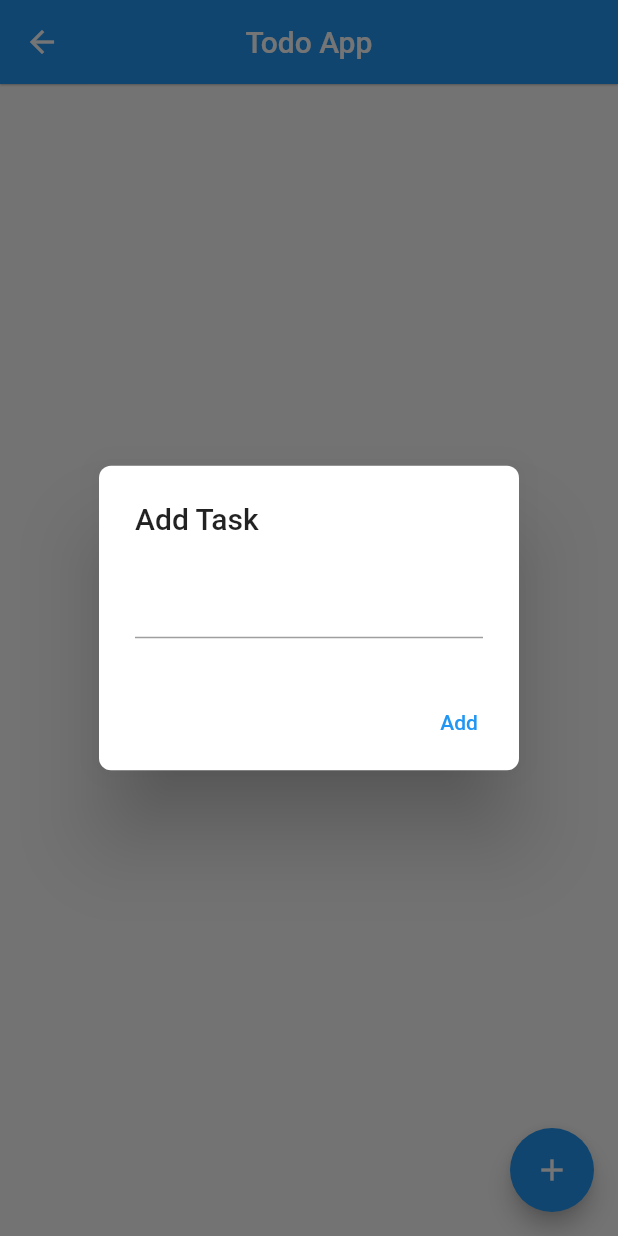
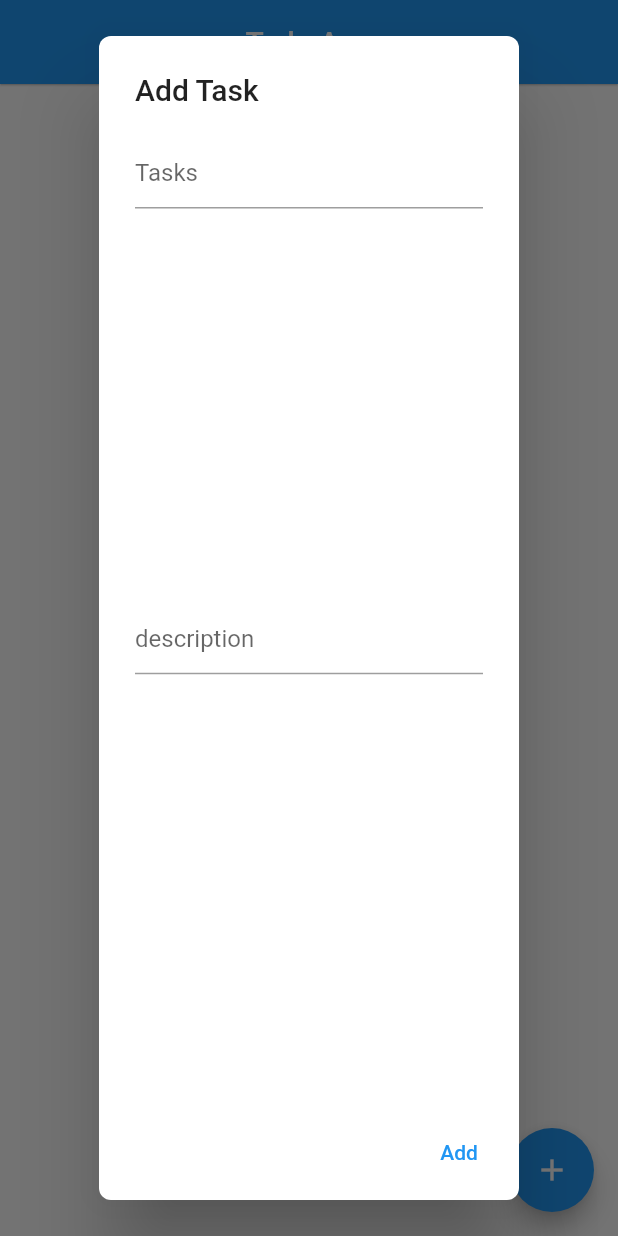
Before and after one commit to ABKZR/flutter_todo_firebase_crud, a Flutter app: the Todo screen opened directly, after a tap on the "add" icon, on a phone screen of 412 x 824 dp. Run offline on Flutter 3.47's test engine with Material 2 defaults, Android fonts, the phone set to English and light mode, and no system bars; our stand-ins replace cloud_firestore, firebase_core, hive, hive_flutter; accounts and stored records are empty.

Commit message:
todo_firebase

```diff
--- a/lib/main_screen/screens.dart
+++ /dev/null
@@ -1 +0,0 @@
-export '../todo/todo.dart';
--- a/lib/todo/todo.dart
+++ b/lib/todo/todo.dart
@@ -1,9 +1,7 @@
+import 'package:cloud_firestore/cloud_firestore.dart';
 import 'package:flutter/material.dart';
 import 'package:flutter_apps/todo/widgets/custom_card.dart';
 import 'package:flutter_apps/todo/widgets/floating_button.dart';
-import 'package:hive/hive.dart';
-import 'package:hive_flutter/hive_flutter.dart';
-import 'package:path_provider/path_provider.dart';
 
 class Todo extends StatefulWidget {
   @override
@@ -11,38 +9,32 @@ class Todo extends StatefulWidget {
 }
 
 class _TodoState extends State<Todo> {
-  List<String> task = [];
-  String _name = "";
+  var _firestore = FirebaseFirestore.instance.collection('tasks').snapshots();
   @override
   Widget build(BuildContext context) {
     return Scaffold(
-      floatingActionButton: FloatingButton(
-        func: function,
-        addTask: () {
-          setState(() {
-            task.add(_name);
-          });
-        },
-      ),
+      floatingActionButton: FloatingButton(),
       appBar: AppBar(
         centerTitle: true,
         elevation: 0.5,
         title: Text('Todo App'),
       ),
-      body: ListView.builder(
-        itemCount: task.length,
-        itemBuilder: (context, index) {
-          return  CustomCard(
-                cardState: () {
-                  setState(() {
-                    task.removeAt(index);
-                  });
-                },
-                index: index,
-                task: task);
+      body: StreamBuilder<QuerySnapshot>(
+        stream: _firestore,
+        builder: (context, snapshot) {
+          if (!snapshot.hasData) {
+            return Center(
+              child: CircularProgressIndicator(),
+            );
+          }
+          return ListView.builder(
+            itemCount: snapshot.data!.docs.length,
+            itemBuilder: (context, index) {
+              return CustomCard(index: index, snapshot: snapshot);
+            },
+          );
         },
       ),
     );
   }
-  function(value) => setState(() => _name = value);
 }
--- a/lib/todo/widgets/floating_button.dart
+++ b/lib/todo/widgets/floating_button.dart
@@ -1,11 +1,13 @@
+import 'package:cloud_firestore/cloud_firestore.dart';
 import 'package:flutter/material.dart';
 
+// ignore: must_be_immutable
 class FloatingButton extends StatelessWidget {
-  FloatingButton({Key? key, required this.addTask, required this.func})
-      : super(key: key);
-  final Function addTask;
-  String callback ="";
-  final Function func;
+
+ final TextEditingController _task = TextEditingController();
+ final TextEditingController _description = TextEditingController();
+ final FirebaseFirestore _firestore = FirebaseFirestore.instance;
+
   @override
   Widget build(BuildContext context) {
     return FloatingActionButton(
@@ -18,17 +20,43 @@ class FloatingButton extends StatelessWidget {
                   borderRadius: BorderRadius.circular(8),
                 ),
                 title: Text('Add Task'),
-                content: TextField(
-                  onChanged: (value) {
-                    func( value);
-                  },
+                content: Column(
+                  children: [
+                    Expanded(
+                      child: TextField(
+                        controller: _task,
+                        decoration: InputDecoration(
+                          hintText: 'Tasks'
+                        ),
+                      ),
+                    ),
+                    Expanded(
+                      child: TextField(
+                        controller: _description,
+                        decoration: InputDecoration(
+                          hintText: 'description'
+                        ),
+                      ),
+                    ),
+                  ],
                 ),
                 actions: [
                   TextButton(
                     onPressed: () {
-
-                      addTask();
-                      Navigator.pop(context);
+                      if (_task.text.isNotEmpty) {
+                        _firestore.collection('tasks').add({
+                          'task': _task.text,
+                          'description': _description.text,
+                          'createdOn': DateTime.now(),
+                        }).then((value) {
+                          Navigator.pop(context);
+                          _task.clear();
+                          print(value.id);
+                        }).catchError((error) {
+                          print(error);
+                        });
+                      }
+                      //addTask();
                     },
                     child: Text('Add'),
                   )
--- a/pubspec.yaml
+++ b/pubspec.yaml
@@ -31,6 +31,8 @@ dependencies:
   hive: ^2.0.4
   hive_flutter: ^1.1.0
   path_provider: ^2.0.2
+  cloud_firestore: ^2.3.0
+  firebase_core: ^1.3.0
 
 dev_dependencies:
   flutter_test:
```
Also changed, not shown: lib/main.dart (+9 -10 lines), lib/todo/widgets/custom_card.dart (+76 -11 lines), pubspec.lock, 3 other files.
